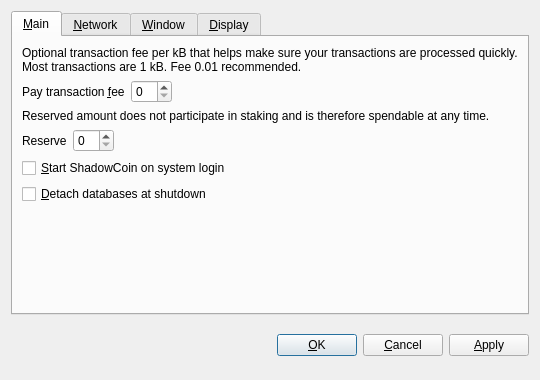
Qt form src/qt/forms/optionsdialog.ui (ViorTeam/ViorCoin-Wallet) before a commit.
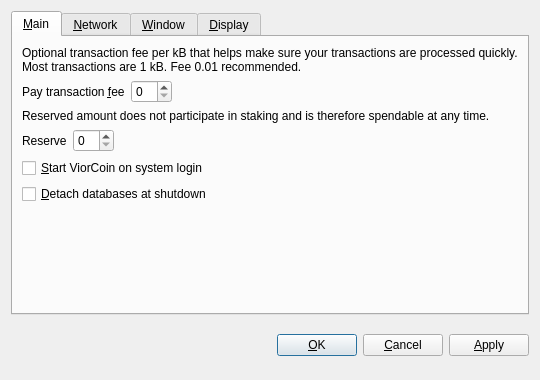
The same form after that commit. Custom widgets are drawn as their Qt base class.

What changed in the file:
```diff
--- a/src/qt/forms/optionsdialog.ui
+++ b/src/qt/forms/optionsdialog.ui
@@ -128,7 +128,7 @@
           <string>Automatically start ShadowCoin after logging in to the system.</string>
          </property>
          <property name="text">
-          <string>&amp;Start ShadowCoin on system login</string>
+          <string>&amp;Start ViorCoin on system login</string>
          </property>
         </widget>
        </item>
```
Left out of the diff: 10 changed lines with no effect on the pictures.
